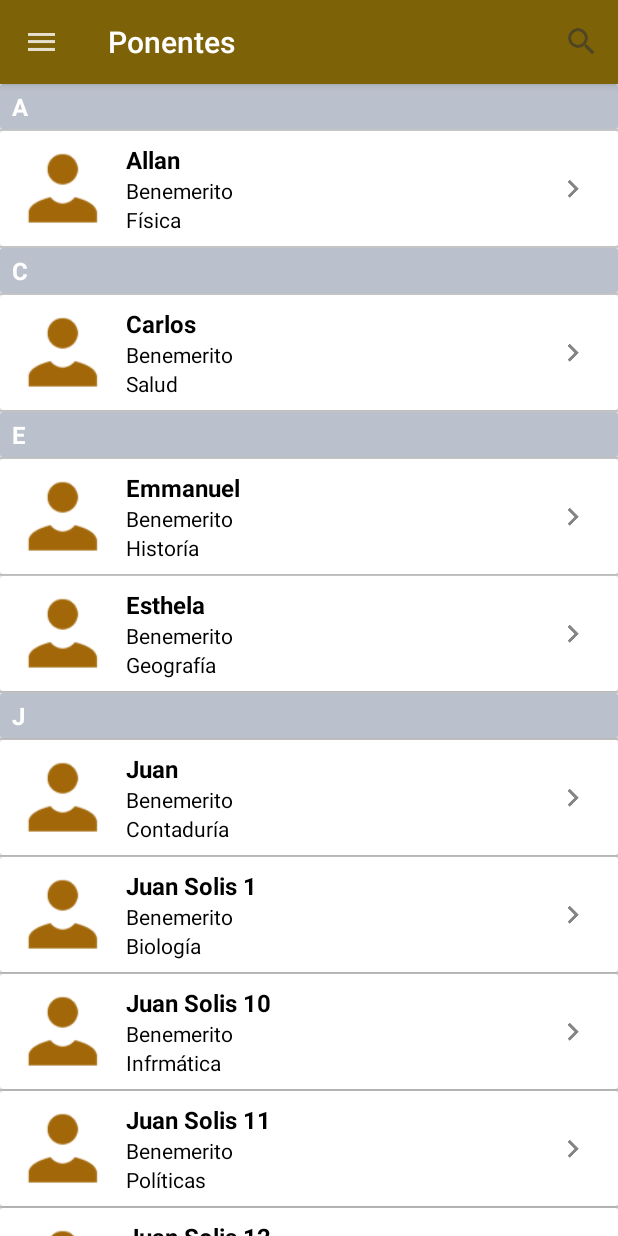
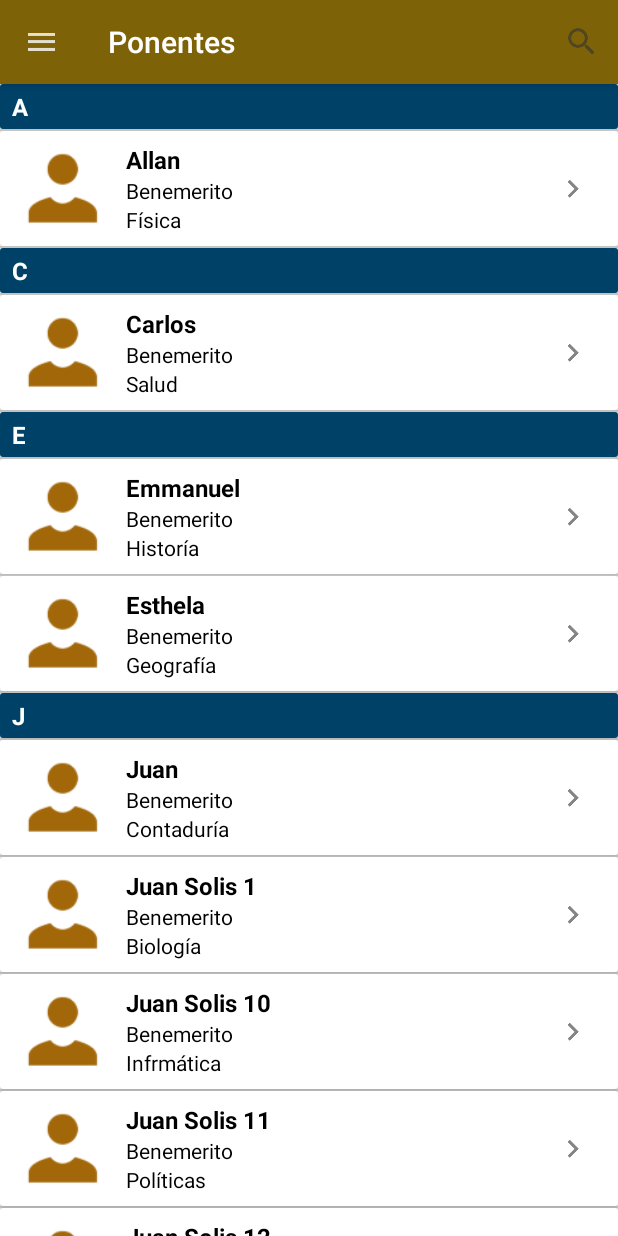
Before and after one commit to appgeediplomado/ANDROID-GEE, an Android app: the screen it shows after launch (MainActivity), in the side drawer, after a tap on "Ponentes", on a phone screen of 412 x 824 dp. Run offline under Robolectric (Android 15) with nearby library versions, the phone set to English and light mode, and no system bars.

Commit message:
Color de barras

```diff
--- /dev/null
+++ b/app/src/main/res/drawable/nav_view_item_background.xml
@@ -0,0 +1,5 @@
+<?xml version="1.0" encoding="utf-8"?>
+<selector xmlns:android="http://schemas.android.com/apk/res/android">
+    <item android:drawable="@color/colorTextPrimaryDark" android:state_checked="true" />
+    <item android:drawable="@android:color/transparent" />
+</selector>
--- /dev/null
+++ b/app/src/main/res/drawable/nav_view_item_textcolor.xml
@@ -0,0 +1,5 @@
+<?xml version="1.0" encoding="utf-8"?>
+<selector xmlns:android="http://schemas.android.com/apk/res/android">
+    <item android:color="@android:color/white" android:state_checked="true" />
+    <item android:color="@color/colorTextGris" />
+</selector>
--- a/app/src/main/res/layout/activity_main.xml
+++ b/app/src/main/res/layout/activity_main.xml
@@ -18,5 +18,8 @@
         android:layout_gravity="start"
         android:fitsSystemWindows="true"
         app:headerLayout="@layout/navview_header"
-        app:menu="@menu/menu_main" />
+        app:menu="@menu/menu_main"
+        app:itemBackground="@drawable/nav_view_item_background"
+        app:itemTextColor="@drawable/nav_view_item_textcolor"
+        app:itemIconTint="@drawable/nav_view_item_textcolor"/>
 </android.support.v4.widget.DrawerLayout>
--- a/app/src/main/res/layout/activity_ponencia_detalle.xml
+++ b/app/src/main/res/layout/activity_ponencia_detalle.xml
@@ -122,11 +122,12 @@
         android:id="@+id/textView7"
         android:layout_width="0dp"
         android:layout_height="wrap_content"
-        android:background="@color/colorSeparador"
+        android:background="@color/colorTextPrimaryDark"
         android:paddingStart="16dp"
         android:paddingTop="4dp"
         android:paddingBottom="4dp"
         android:text="Ponencia"
+        android:textColor="@android:color/white"
         android:textSize="18sp"
         android:textStyle="bold"
         app:layout_constraintEnd_toEndOf="parent"
@@ -138,11 +139,12 @@
         android:layout_width="0dp"
         android:layout_height="wrap_content"
         android:layout_marginTop="8dp"
-        android:background="@color/colorSeparador"
+        android:background="@color/colorTextPrimaryDark"
         android:paddingLeft="16dp"
         android:paddingTop="4dp"
         android:paddingBottom="4dp"
         android:text="Ponente"
+        android:textColor="@android:color/white"
         android:textSize="18sp"
         android:textStyle="bold"
         app:layout_constraintEnd_toEndOf="parent"
@@ -165,11 +167,12 @@
         android:layout_width="0dp"
         android:layout_height="wrap_content"
         android:layout_marginTop="8dp"
-        android:background="@color/colorSeparador"
+        android:background="@color/colorTextPrimaryDark"
         android:paddingStart="16dp"
         android:paddingTop="4dp"
         android:paddingBottom="4dp"
         android:text="Abstract"
+        android:textColor="@android:color/white"
         android:textSize="18sp"
         android:textStyle="bold"
         app:layout_constraintEnd_toEndOf="parent"
--- a/app/src/main/res/layout/ponente_separador_letra.xml
+++ b/app/src/main/res/layout/ponente_separador_letra.xml
@@ -1,6 +1,7 @@
 <?xml version="1.0" encoding="utf-8"?>
 <android.support.v7.widget.CardView
     xmlns:android="http://schemas.android.com/apk/res/android"
+    xmlns:tools="http://schemas.android.com/tools"
     android:layout_width="match_parent"
     android:layout_height="wrap_content">
 
@@ -16,14 +17,14 @@
             android:layout_width="match_parent"
             android:layout_height="wrap_content"
             android:layout_alignParentTop="true"
-            android:background="@color/colorSeparador"
-            android:paddingBottom="4dp"
+            android:background="@color/colorTextPrimaryDark"
             android:paddingLeft="8dp"
             android:paddingTop="4dp"
-            android:text="Aqui va la letra"
+            android:paddingBottom="4dp"
             android:textColor="@android:color/white"
             android:textSize="16dp"
-            android:textStyle="bold" />
+            android:textStyle="bold"
+            tools:text="Aqui va la letra" />
 
     </LinearLayout>
 </android.support.v7.widget.CardView>
```
